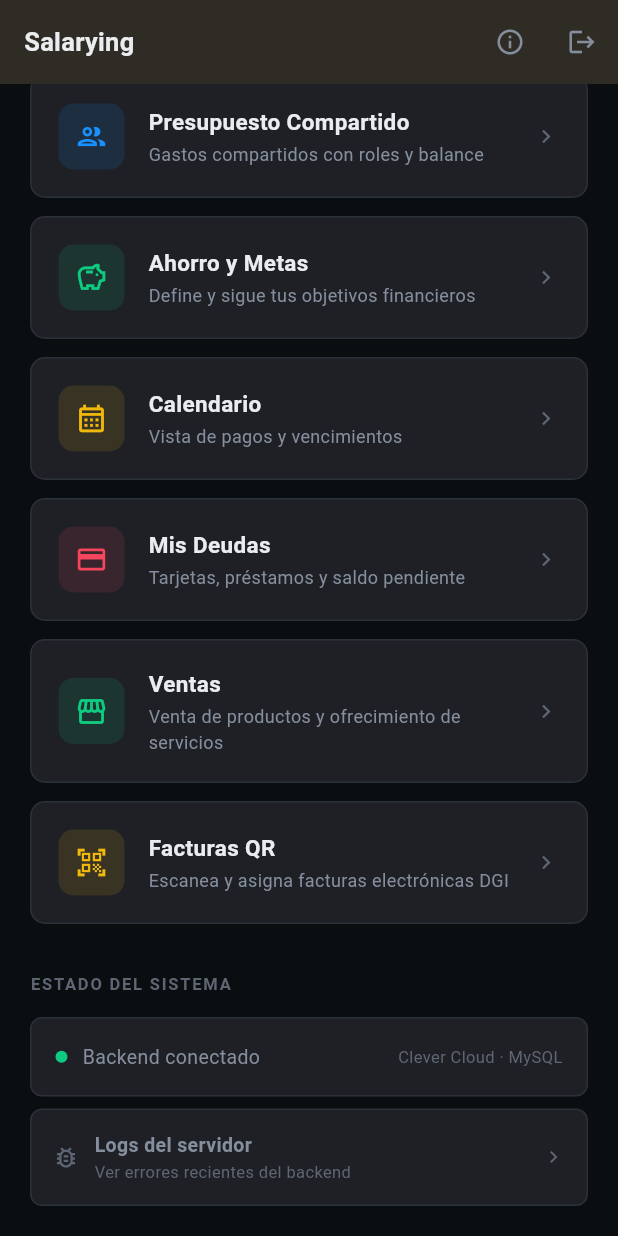
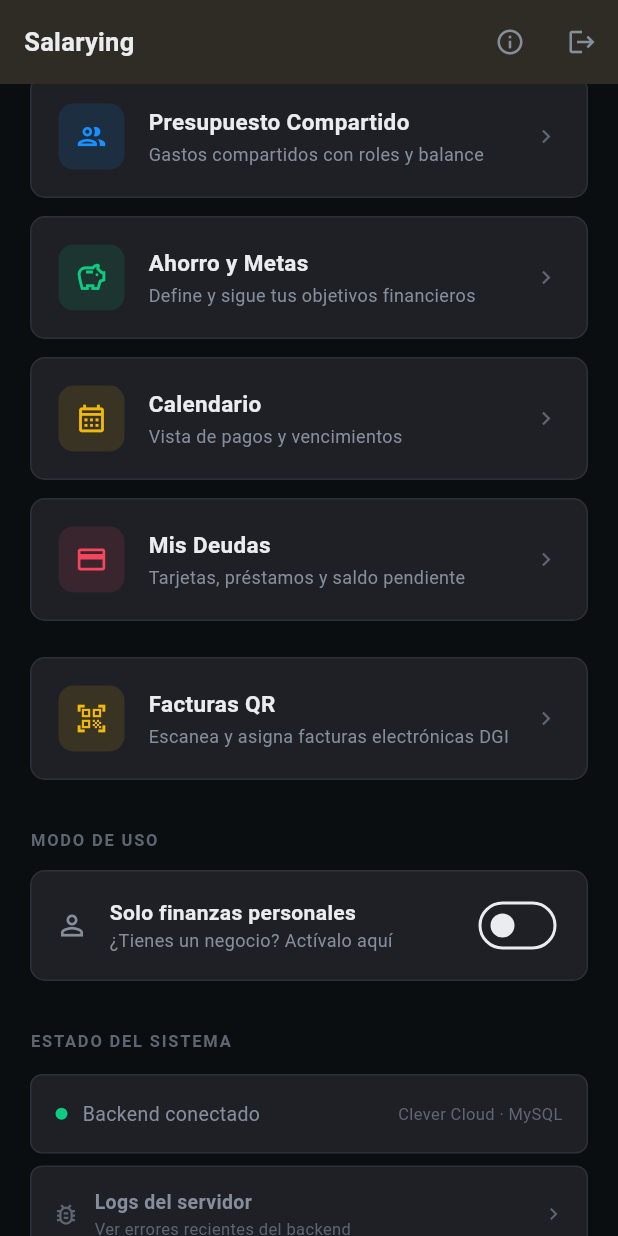
Before and after one commit to jcharrisdev/presupuestos-backend, a Flutter app: the MainMenu screen opened directly with empty values, scrolled down 428 dp, on a phone screen of 412 x 824 dp. Run offline on Flutter 3.47's test engine with Material 3 defaults, Android fonts, the phone set to English and light mode, and no system bars; our stand-ins replace flutter_local_notifications, google_sign_in, hive_flutter, pdf, printing, table_calendar; missing offline and left inert: mobile_scanner; accounts and stored records are empty; network calls fail.

Commit message:
feat: modo negocio por rol de usuario
Backend:
- Tabla user_settings (firebase_uid PK, modo_negocio TINYINT DEFAULT 0)
- GET /user/settings — retorna configuración del usuario (default 0 si no existe)
- PATCH /user/settings — upsert modo_negocio con log de actividad

Flutter:
- UserSettingsService: get(), setModoNegocio()
- MainMenu convertido a StatefulWidget — carga modo_negocio en initState
- Ventas solo aparece cuando modo_negocio = 1
- Toggle "MODO DE USO" al fondo del menú con estado visual:
  OFF → "Solo finanzas personales / ¿Tienes un negocio? Actívalo aquí"
  ON  → "Modo Negocio activo / Ventas y servicios habilitados" + tarjeta Ventas visible

Co-Authored-By: Claude Sonnet 4.6 <noreply@anthropic.com>

```diff
--- a/lib/main_menu.dart
+++ b/lib/main_menu.dart
@@ -6,6 +6,7 @@ import 'login_screen.dart';
 import 'ventas_landing_screen.dart';
 import 'shared_budgets_list_screen.dart';
 import 'services/auth_service.dart';
+import 'services/user_settings_service.dart';
 import 'dashboard_screen.dart';
 import 'widgets/widgets.dart';
 import 'invoice_scanner/invoice_history_screen.dart';
@@ -14,7 +15,7 @@ import 'perfil_financiero_screen.dart';
 import 'estado_financiero_anual_screen.dart';
 import 'debug_logs_screen.dart';
 
-class MainMenu extends StatelessWidget {
+class MainMenu extends StatefulWidget {
   final String firebaseUid;
   final String? displayName;
   final String? photoUrl;
@@ -25,6 +26,38 @@ class MainMenu extends StatelessWidget {
     this.displayName,
     this.photoUrl,
   }) : super(key: key);
+
+  @override
+  State<MainMenu> createState() => _MainMenuState();
+}
+
+class _MainMenuState extends State<MainMenu> {
+  bool _modoNegocio = false;
+  bool _loadingSettings = true;
+  bool _togglingNegocio = false;
+
+  @override
+  void initState() {
+    super.initState();
+    _cargarSettings();
+  }
+
+  Future<void> _cargarSettings() async {
+    final s = await UserSettingsService.get(widget.firebaseUid);
+    if (mounted) setState(() {
+      _modoNegocio = (s['modo_negocio'] as int? ?? 0) == 1;
+      _loadingSettings = false;
+    });
+  }
+
+  Future<void> _toggleNegocio(bool valor) async {
+    setState(() => _togglingNegocio = true);
+    final ok = await UserSettingsService.setModoNegocio(widget.firebaseUid, valor);
+    if (mounted) setState(() {
+      if (ok) _modoNegocio = valor;
+      _togglingNegocio = false;
+    });
+  }
 
   Future<void> _logout(BuildContext context) async {
     await AuthService.signOut();
@@ -37,7 +70,9 @@ class MainMenu extends StatelessWidget {
 
   @override
   Widget build(BuildContext context) {
-    final name = displayName ?? firebaseUid;
+    final firebaseUid = widget.firebaseUid;
+    final name = widget.displayName ?? firebaseUid;
+    final photoUrl = widget.photoUrl;
     final initial = name.isNotEmpty ? name[0].toUpperCase() : '?';
 
     return Scaffold(
@@ -89,7 +124,7 @@ class MainMenu extends StatelessWidget {
                 CircleAvatar(
                   radius: 22,
                   backgroundColor: AppTheme.primary.withOpacity(0.15),
-                  backgroundImage: photoUrl != null ? NetworkImage(photoUrl!) : null,
+                  backgroundImage: photoUrl != null ? NetworkImage(photoUrl) : null,
                   child: photoUrl == null
                       ? Text(initial,
                           style: const TextStyle(
@@ -188,6 +223,7 @@ class MainMenu extends StatelessWidget {
                 )),
               ),
               const SizedBox(height: 12),
+              if (_modoNegocio)
                 _NavCard(
                   icon: Icons.storefront_outlined,
                   title: 'Ventas',
@@ -206,6 +242,52 @@ class MainMenu extends StatelessWidget {
                 onTap: () => Navigator.push(context, MaterialPageRoute(
                   builder: (_) => InvoiceHistoryScreen(firebaseUid: firebaseUid),
                 )),
+              ),
+
+              const SizedBox(height: 32),
+              const SectionHeader('MODO DE USO'),
+              const SizedBox(height: 12),
+              Container(
+                padding: const EdgeInsets.symmetric(horizontal: 16, vertical: 12),
+                decoration: BoxDecoration(
+                  color: AppTheme.surface,
+                  borderRadius: BorderRadius.circular(10),
+                  border: Border.all(
+                    color: _modoNegocio ? AppTheme.success.withValues(alpha: 0.4) : AppTheme.border,
+                  ),
+                ),
+                child: Row(children: [
+                  Icon(
+                    _modoNegocio ? Icons.storefront_outlined : Icons.person_outline,
+                    color: _modoNegocio ? AppTheme.success : AppTheme.textSecondary,
+                    size: 22,
+                  ),
+                  const SizedBox(width: 14),
+                  Expanded(child: Column(crossAxisAlignment: CrossAxisAlignment.start, children: [
+                    Text(
+                      _modoNegocio ? 'Modo Negocio activo' : 'Solo finanzas personales',
+                      style: TextStyle(
+                        color: _modoNegocio ? AppTheme.success : AppTheme.textPrimary,
+                        fontSize: 14, fontWeight: FontWeight.w600,
+                      ),
+                    ),
+                    Text(
+                      _modoNegocio
+                          ? 'Ventas y servicios habilitados'
+                          : '¿Tienes un negocio? Actívalo aquí',
+                      style: const TextStyle(color: AppTheme.textSecondary, fontSize: 12),
+                    ),
+                  ])),
+                  _togglingNegocio || _loadingSettings
+                      ? const SizedBox(width: 36, height: 20,
+                          child: Center(child: SizedBox(width: 16, height: 16,
+                              child: CircularProgressIndicator(strokeWidth: 2, color: AppTheme.success))))
+                      : Switch(
+                          value: _modoNegocio,
+                          activeColor: AppTheme.success,
+                          onChanged: _toggleNegocio,
+                        ),
+                ]),
               ),
 
               const SizedBox(height: 32),
--- /dev/null
+++ b/lib/services/user_settings_service.dart
@@ -0,0 +1,24 @@
+import 'dart:convert';
+import 'api_client.dart';
+
+class UserSettingsService {
+  static Future<Map<String, dynamic>> get(String uid) async {
+    try {
+      final res = await ApiClient.get('/user/settings?firebase_uid=$uid');
+      if (res.statusCode == 200) return json.decode(res.body);
+    } catch (_) {}
+    return {'modo_negocio': 0};
+  }
+
+  static Future<bool> setModoNegocio(String uid, bool activo) async {
+    try {
+      final res = await ApiClient.patch('/user/settings', {
+        'firebase_uid': uid,
+        'modo_negocio': activo ? 1 : 0,
+      });
+      return res.statusCode == 200;
+    } catch (_) {
+      return false;
+    }
+  }
+}
```
Also changed, not shown: 5 other files. Lines whose indentation alone changed are shown as unchanged.
